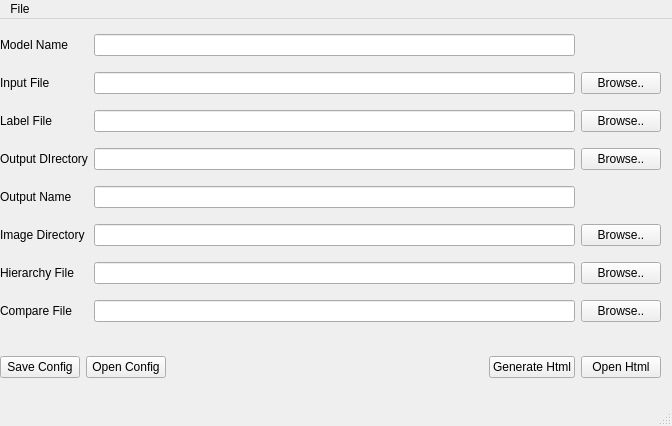
Old version of the form toolkit/amd_data_analysis_toolkit/classification/adatui.ui in the repository ROCm/MIVisionX.
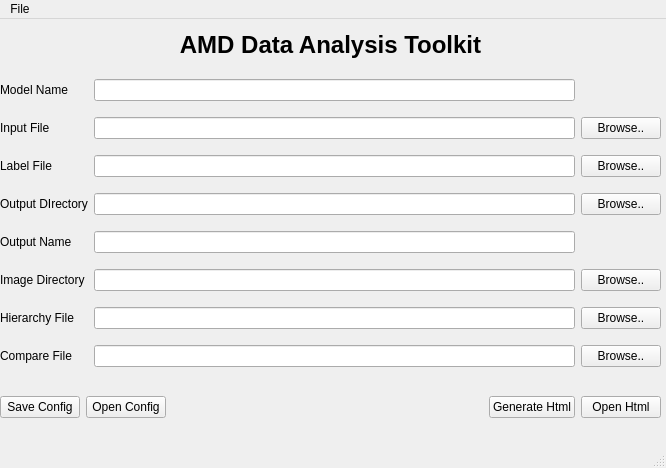
New version of the form.

Commit message: Readme update for gui, added title in UI

```diff
--- a/toolkit/amd_data_analysis_toolkit/classification/adatui.ui
+++ b/toolkit/amd_data_analysis_toolkit/classification/adatui.ui
@@ -6,8 +6,8 @@
    <rect>
     <x>0</x>
     <y>0</y>
-    <width>672</width>
-    <height>426</height>
+    <width>666</width>
+    <height>468</height>
    </rect>
   </property>
   <property name="minimumSize">
@@ -24,7 +24,7 @@
     <property name="geometry">
      <rect>
       <x>0</x>
-      <y>5</y>
+      <y>50</y>
       <width>661</width>
       <height>311</height>
      </rect>
@@ -161,7 +161,7 @@
     <property name="geometry">
      <rect>
       <x>0</x>
-      <y>320</y>
+      <y>360</y>
       <width>661</width>
       <height>56</height>
      </rect>
@@ -210,13 +210,42 @@
      </item>
     </layout>
    </widget>
+   <widget class="QLabel" name="label_9">
+    <property name="geometry">
+     <rect>
+      <x>0</x>
+      <y>10</y>
+      <width>661</width>
+      <height>31</height>
+     </rect>
+    </property>
+    <property name="font">
+     <font>
+      <pointsize>18</pointsize>
+      <weight>75</weight>
+      <bold>true</bold>
+     </font>
+    </property>
+    <property name="layoutDirection">
+     <enum>Qt::LeftToRight</enum>
+    </property>
+    <property name="text">
+     <string>AMD Data Analysis Toolkit</string>
+    </property>
+    <property name="scaledContents">
+     <bool>false</bool>
+    </property>
+    <property name="alignment">
+     <set>Qt::AlignCenter</set>
+    </property>
+   </widget>
   </widget>
   <widget class="QMenuBar" name="menubar">
    <property name="geometry">
     <rect>
      <x>0</x>
      <y>0</y>
-     <width>672</width>
+     <width>666</width>
      <height>22</height>
     </rect>
    </property>
```
The commit also changes 1 other file.
